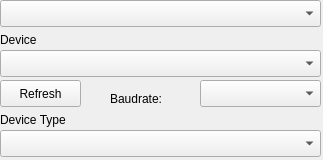
Before: the Qt Designer form src/GUI/SettingsWidget/DeviceSettingsWidget.ui in donarturo11/QBrainwaveOSC, drawn with Qt 5.
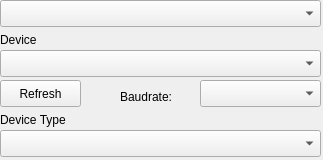
After: the same form once the commit is applied.

```diff
--- a/src/GUI/SettingsWidget/DeviceSettingsWidget.ui
+++ b/src/GUI/SettingsWidget/DeviceSettingsWidget.ui
@@ -95,9 +95,9 @@
   <widget class="QLabel" name="baudrate_label">
    <property name="geometry">
     <rect>
-     <x>110</x>
-     <y>90</y>
-     <width>64</width>
+     <x>120</x>
+     <y>88</y>
+     <width>70</width>
      <height>17</height>
     </rect>
    </property>
```
